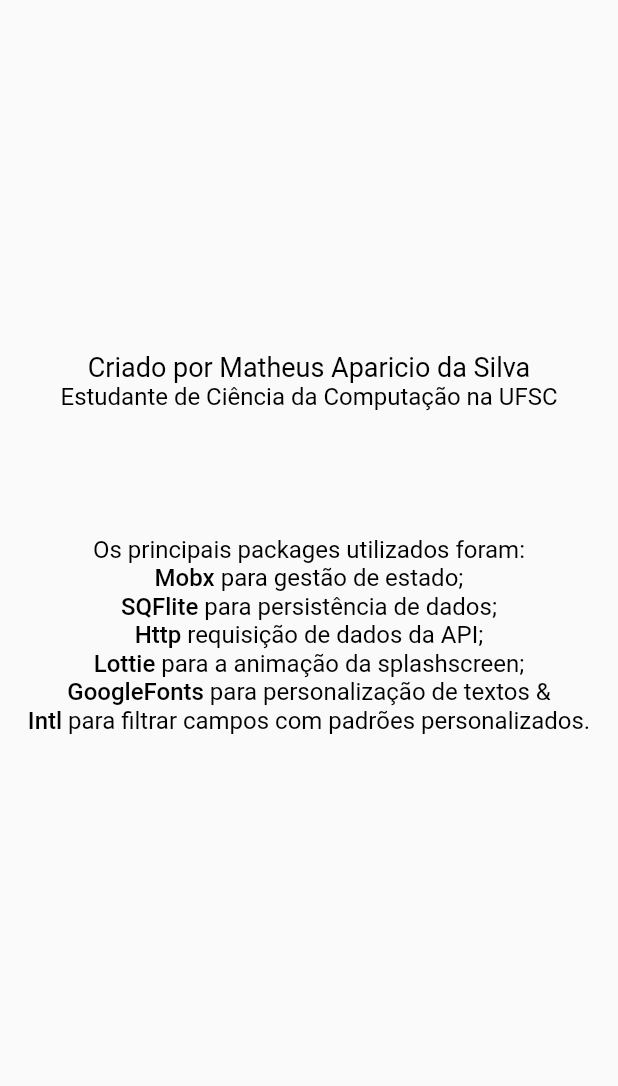
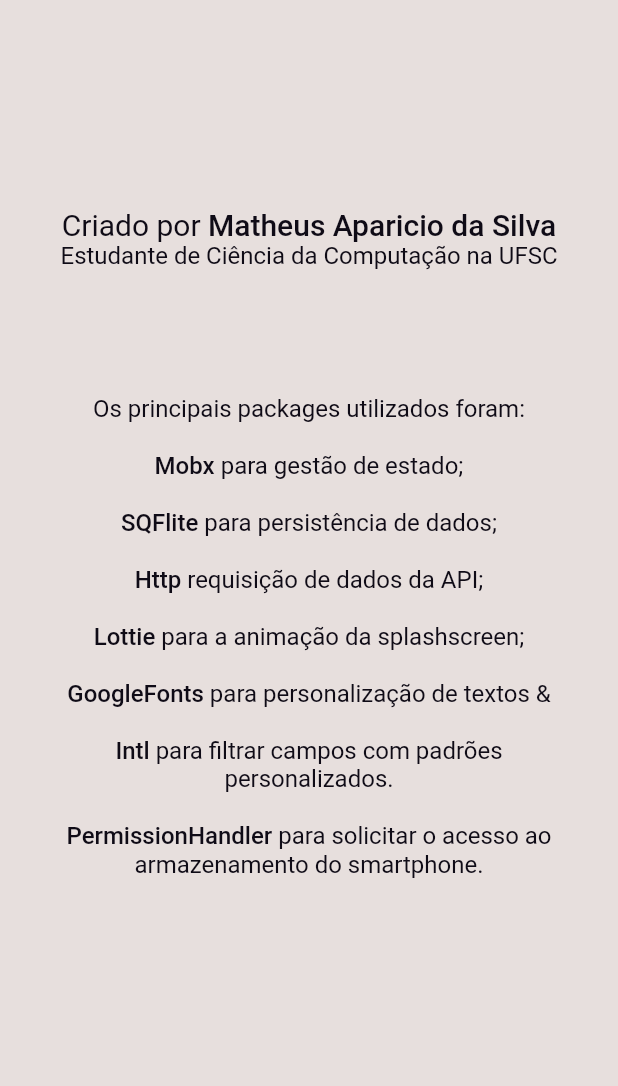
Before and after one commit to matheusAparicio/carsRegister, a Flutter app: the AboutPage screen opened directly, on a phone screen of 412 x 824 dp, the part 150-1236 px from its top. Run offline on Flutter 3.47's test engine with Material 2 defaults, Android fonts, the light colour scheme and no system bars; our stand-ins replace auto_size_text, flutter_mobx, font_awesome_flutter, google_fonts, lottie, mobx and 2 more; accounts and stored records are empty; generated files the repository leaves out were written again; network calls fail; project files that could hold a hidden picture were left out.

Commit message:
about page fixes

```diff
--- a/lib/modules/ui/pages/about_page/components/about_page_body.dart
+++ b/lib/modules/ui/pages/about_page/components/about_page_body.dart
@@ -1,3 +1,4 @@
+import 'package:carsregister/modules/domain/mobx_state/preferences_state.dart';
 import 'package:carsregister/modules/ui/utilities/app_text_styles.dart';
 import 'package:flutter/material.dart';
 
@@ -11,62 +12,95 @@
 class _AboutPageBodyState extends State<AboutPageBody> {
   @override
   Widget build(BuildContext context) {
-    return SizedBox(
+    return Container(
       width: MediaQuery.of(context).size.width,
       height: MediaQuery.of(context).size.height,
+      padding:
+          EdgeInsets.symmetric(horizontal: MediaQuery.of(context).size.width * .05),
+      color: preferencesState.secondaryColor,
       child: Column(
         mainAxisAlignment: MainAxisAlignment.center,
         crossAxisAlignment: CrossAxisAlignment.center,
         children: [
           Text.rich(
             TextSpan(
-              text: "Criado por Matheus Aparicio da Silva\n",
+              text: "Criado por ",
               children: <TextSpan>[
-                TextSpan(text: "Estudante de Ciência da Computação na UFSC", style: AppTextStyles().mainTextStyle()),
+                TextSpan(
+                  text: "Matheus Aparicio da Silva\n",
+                  style: AppTextStyles().mainTextStyle(
+                      fontSize: 20,
+                      color: preferencesState.secondaryTextColor,
+                      fontWeight: FontWeight.w500),
+                ),
+                TextSpan(
+                    text: "Estudante de Ciência da Computação na UFSC",
+                    style: AppTextStyles().mainTextStyle(
+                        color: preferencesState.secondaryTextColor)),
                 const TextSpan(text: ""),
               ],
             ),
-            style: AppTextStyles().mainTextStyle(fontSize: 18),
+            style: AppTextStyles().mainTextStyle(
+                fontSize: 20, color: preferencesState.secondaryTextColor),
             textAlign: TextAlign.center,
           ),
-          SizedBox(
-            height: MediaQuery.of(context).size.height * .1
-          ),
+          SizedBox(height: MediaQuery.of(context).size.height * .1),
           Text.rich(
             TextSpan(
-              text: "Os principais packages utilizados foram:\n",
+              text: "Os principais packages utilizados foram:\n\n",
               children: <TextSpan>[
-                TextSpan(text: "Mobx ", style: AppTextStyles().mainTextStyle(fontWeight: FontWeight.w500)),
-                const TextSpan(text: "para gestão de estado;\n"),
-                TextSpan(text: "SQFlite ", style: AppTextStyles().mainTextStyle(fontWeight: FontWeight.w500)),
-                const TextSpan(text: "para persistência de dados;\n"),
-                TextSpan(text: "Http ", style: AppTextStyles().mainTextStyle(fontWeight: FontWeight.w500)),
-                const TextSpan(text: "requisição de dados da API;\n"),
-                TextSpan(text: "Lottie ", style: AppTextStyles().mainTextStyle(fontWeight: FontWeight.w500)),
-                const TextSpan(text: "para a animação da splashscreen;\n"),
-                TextSpan(text: "GoogleFonts ", style: AppTextStyles().mainTextStyle(fontWeight: FontWeight.w500)),
-                const TextSpan(text: "para personalização de textos &\n"),
-                TextSpan(text: "Intl ", style: AppTextStyles().mainTextStyle(fontWeight: FontWeight.w500)),
-                const TextSpan(text: "para filtrar campos com padrões personalizados."),
+                TextSpan(
+                    text: "Mobx ",
+                    style: AppTextStyles().mainTextStyle(
+                        fontWeight: FontWeight.w500,
+                        color: preferencesState.secondaryTextColor)),
+                const TextSpan(text: "para gestão de estado;\n\n"),
+                TextSpan(
+                    text: "SQFlite ",
+                    style: AppTextStyles().mainTextStyle(
+                        fontWeight: FontWeight.w500,
+                        color: preferencesState.secondaryTextColor)),
+                const TextSpan(text: "para persistência de dados;\n\n"),
+                TextSpan(
+                    text: "Http ",
+                    style: AppTextStyles().mainTextStyle(
+                        fontWeight: FontWeight.w500,
+                        color: preferencesState.secondaryTextColor)),
+                const TextSpan(text: "requisição de dados da API;\n\n"),
+                TextSpan(
+                    text: "Lottie ",
+                    style: AppTextStyles().mainTextStyle(
+                        fontWeight: FontWeight.w500,
+                        color: preferencesState.secondaryTextColor)),
+                const TextSpan(text: "para a animação da splashscreen;\n\n"),
+                TextSpan(
+                    text: "GoogleFonts ",
+                    style: AppTextStyles().mainTextStyle(
+                        fontWeight: FontWeight.w500,
+                        color: preferencesState.secondaryTextColor)),
+                const TextSpan(text: "para personalização de textos &\n\n"),
+                TextSpan(
+                    text: "Intl ",
+                    style: AppTextStyles().mainTextStyle(
+                        fontWeight: FontWeight.w500,
+                        color: preferencesState.secondaryTextColor)),
+                const TextSpan(
+                    text:
+                        "para filtrar campos com padrões personalizados.\n\n"),
+                TextSpan(
+                    text: "PermissionHandler ",
+                    style: AppTextStyles().mainTextStyle(
+                        fontWeight: FontWeight.w500,
+                        color: preferencesState.secondaryTextColor)),
+                const TextSpan(
+                    text:
+                        "para solicitar o acesso ao armazenamento do smartphone."),
               ],
             ),
-            style: AppTextStyles().mainTextStyle(),
+            style: AppTextStyles()
+                .mainTextStyle(color: preferencesState.secondaryTextColor),
             textAlign: TextAlign.center,
           ),
-
-          /*
-          """Os principais packages utilizados foram:
-Mobx para gestão de estado;
-SQFlite para persistência de dados;
-Http para requisição de dados da API;
-Lottie para a animação da splashscreen &
-GoogleFonts para personalização de textos.""",
-            style: GoogleFonts.roboto(
-              fontSize: 16,
-              fontWeight: FontWeight.w400,
-            ),
-            textAlign: TextAlign.center,
-            */
         ],
       ),
     );
--- a/lib/modules/ui/utilities/app_text_styles.dart
+++ b/lib/modules/ui/utilities/app_text_styles.dart
@@ -5,7 +5,7 @@
   TextStyle mainTextStyle(
       {FontWeight fontWeight = FontWeight.w400,
       double fontSize = 16,
-      Color color = Colors.black}) {
+      Color color = Colors.white}) {
     return GoogleFonts.roboto(
       fontSize: fontSize,
       fontWeight: fontWeight,
```
